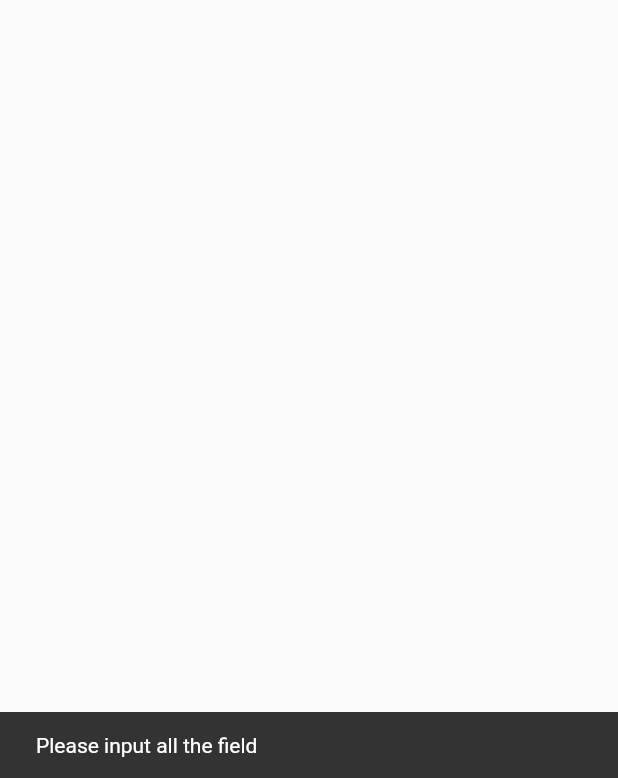
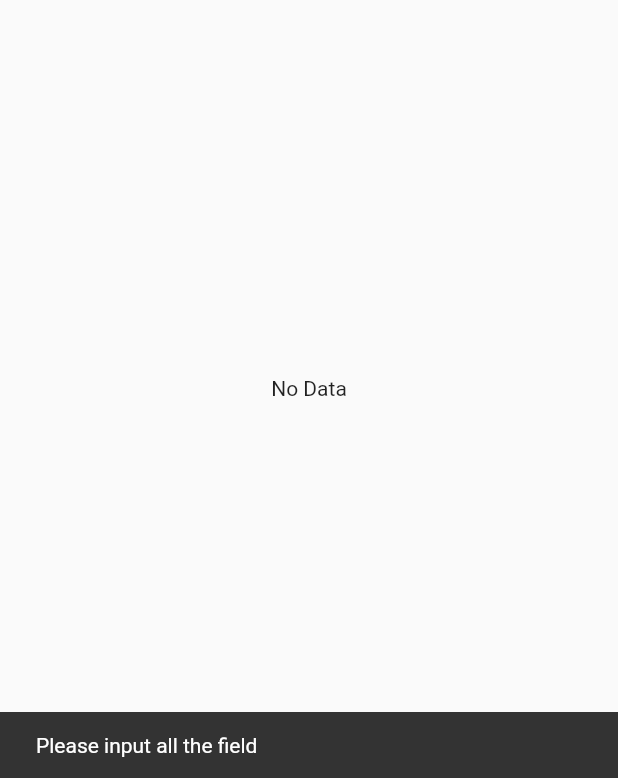
Before and after one commit to jonathandarwin/PhoneBookFlutter, a Flutter app: the screen it shows after launch, after a tap on "Save", on a phone screen of 412 x 824 dp, the part 458-1236 px from its top. Run offline on Flutter 3.47's test engine with Material 2 defaults, Android fonts, the phone set to English and light mode, and no system bars.

Commit message:
add no data

```diff
--- a/lib/main.dart
+++ b/lib/main.dart
@@ -73,13 +73,11 @@ class TextFieldName extends StatefulWidget{
 }
 
 class TextFieldNameState extends State<TextFieldName>{
-  static final nameController = TextEditingController();
-  static FocusNode focusNode = FocusNode();
+  static TextEditingController nameController = TextEditingController();
 
   @override
   Widget build(BuildContext context){
     return TextField(
-      focusNode: focusNode,
       controller: nameController,
       decoration: InputDecoration(
         labelText: "Name"
@@ -94,7 +92,7 @@ class TextFieldPhone extends StatefulWidget{
 }
 
 class TextFieldPhoneState extends State<TextFieldPhone>{
-  static final phoneController = TextEditingController();
+  static TextEditingController phoneController = TextEditingController();
 
   @override
   Widget build(BuildContext context){
@@ -148,7 +146,7 @@ class ButtonSave extends StatelessWidget{
         TextFieldNameState.nameController.clear();
         TextFieldPhoneState.phoneController.clear();
 
-        FocusScope.of(context).requestFocus(TextFieldNameState.focusNode);
+        FocusScope.of(context).requestFocus(null);
       }
       else{
         Scaffold.of(context).showSnackBar(
@@ -200,6 +198,10 @@ class ListViewPhoneState extends State<ListViewPhone>{
 
   @override
   Widget build(BuildContext context){
+    if(Main.listModel.length == 0){
+      return NoData();
+    }
+
     return ListView.separated(
       scrollDirection: Axis.vertical,
       shrinkWrap: true,
@@ -281,3 +283,12 @@ class ListViewPhoneState extends State<ListViewPhone>{
     Main.listModel.removeAt(i);
   }
 }
+
+class NoData extends StatelessWidget{
+  @override
+  Widget build(BuildContext context){
+    return Center(
+      child: Text("No Data"),
+    );
+  }
+}
```
